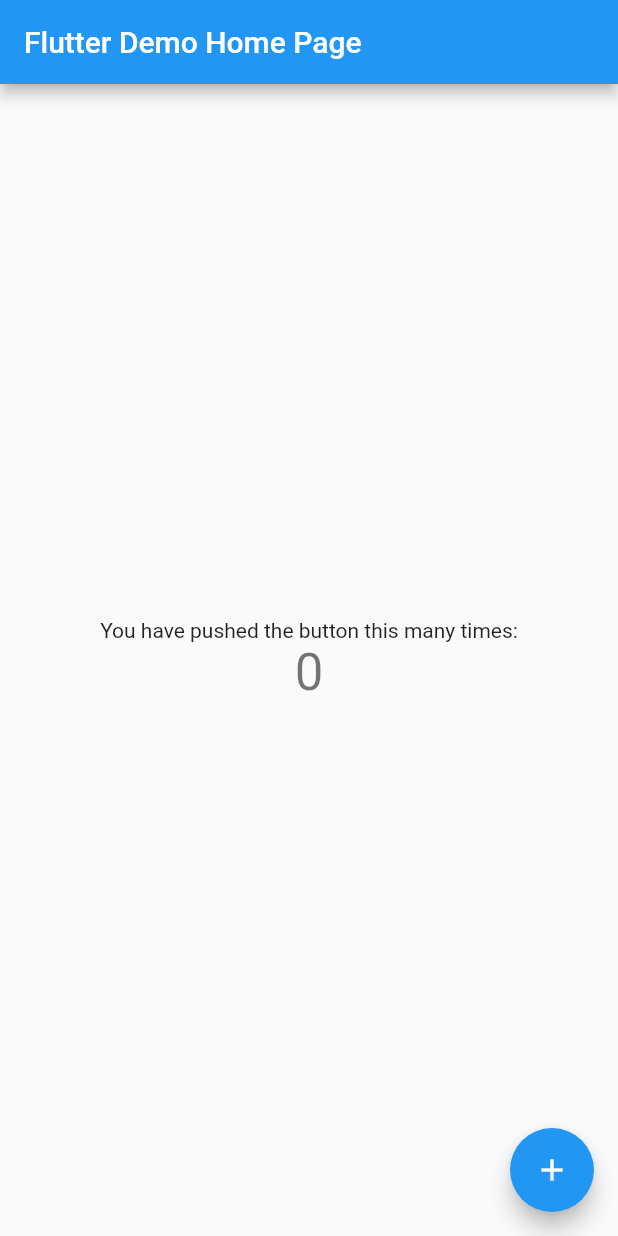
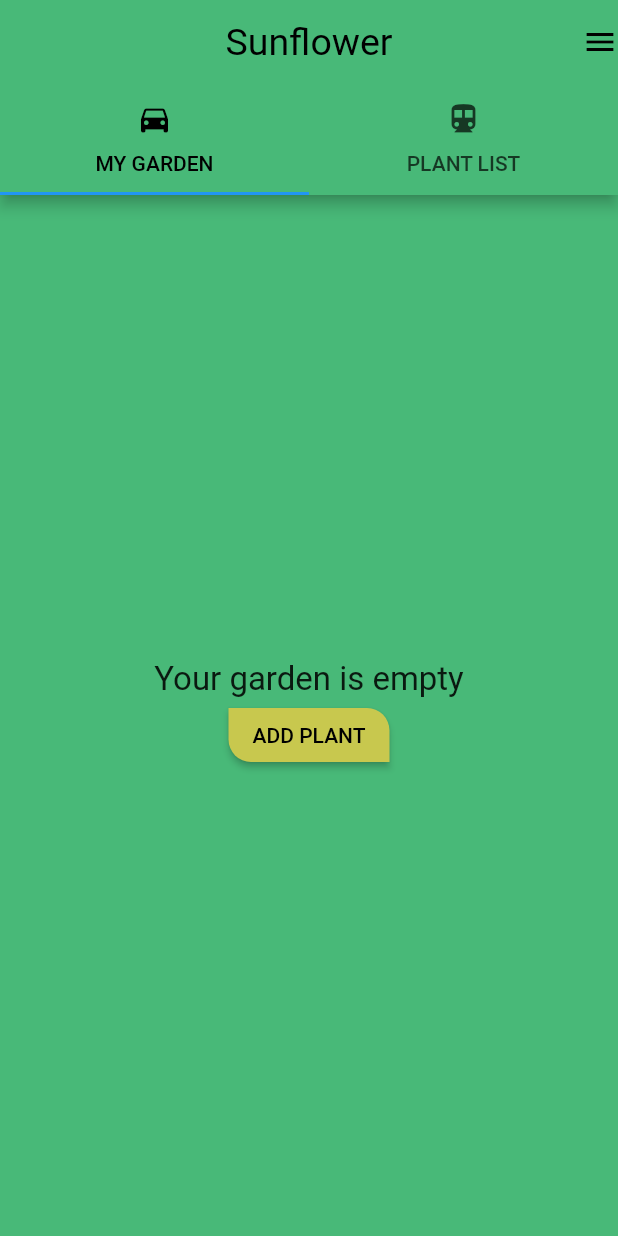
Before and after one commit to ParkJunSoung/flutter_sunflower, a Flutter app: the screen it shows after launch, on a phone screen of 412 x 824 dp. Run offline on Flutter 3.47's test engine with Material 2 defaults, Android fonts, the phone set to English and light mode, and no system bars.

Commit message:
MyGardenPage_뼈대

```diff
--- a/lib/main.dart
+++ b/lib/main.dart
@@ -1,4 +1,5 @@
 import 'package:flutter/material.dart';
+import 'package:flutter_sunflower/ui/Home.dart';
 
 void main() {
   runApp(MyApp());
@@ -11,103 +12,9 @@ class MyApp extends StatelessWidget {
     return MaterialApp(
       title: 'Flutter Demo',
       theme: ThemeData(
-        // This is the theme of your application.
-        //
-        // Try running your application with "flutter run". You'll see the
-        // application has a blue toolbar. Then, without quitting the app, try
-        // changing the primarySwatch below to Colors.green and then invoke
-        // "hot reload" (press "r" in the console where you ran "flutter run",
-        // or simply save your changes to "hot reload" in a Flutter IDE).
-        // Notice that the counter didn't reset back to zero; the application
-        // is not restarted.
         primarySwatch: Colors.blue,
       ),
-      home: MyHomePage(title: 'Flutter Demo Home Page'),
+      home: Home(),
     );
   }
 }
-
-class MyHomePage extends StatefulWidget {
-  MyHomePage({Key key, this.title}) : super(key: key);
-
-  // This widget is the home page of your application. It is stateful, meaning
-  // that it has a State object (defined below) that contains fields that affect
-  // how it looks.
-
-  // This class is the configuration for the state. It holds the values (in this
-  // case the title) provided by the parent (in this case the App widget) and
-  // used by the build method of the State. Fields in a Widget subclass are
-  // always marked "final".
-
-  final String title;
-
-  @override
-  _MyHomePageState createState() => _MyHomePageState();
-}
-
-class _MyHomePageState extends State<MyHomePage> {
-  int _counter = 0;
-
-  void _incrementCounter() {
-    setState(() {
-      // This call to setState tells the Flutter framework that something has
-      // changed in this State, which causes it to rerun the build method below
-      // so that the display can reflect the updated values. If we changed
-      // _counter without calling setState(), then the build method would not be
-      // called again, and so nothing would appear to happen.
-      _counter++;
-    });
-  }
-
-  @override
-  Widget build(BuildContext context) {
-    // This method is rerun every time setState is called, for instance as done
-    // by the _incrementCounter method above.
-    //
-    // The Flutter framework has been optimized to make rerunning build methods
-    // fast, so that you can just rebuild anything that needs updating rather
-    // than having to individually change instances of widgets.
-    return Scaffold(
-      appBar: AppBar(
-        // Here we take the value from the MyHomePage object that was created by
-        // the App.build method, and use it to set our appbar title.
-        title: Text(widget.title),
-      ),
-      body: Center(
-        // Center is a layout widget. It takes a single child and positions it
-        // in the middle of the parent.
-        child: Column(
-          // Column is also a layout widget. It takes a list of children and
-          // arranges them vertically. By default, it sizes itself to fit its
-          // children horizontally, and tries to be as tall as its parent.
-          //
-          // Invoke "debug painting" (press "p" in the console, choose the
-          // "Toggle Debug Paint" action from the Flutter Inspector in Android
-          // Studio, or the "Toggle Debug Paint" command in Visual Studio Code)
-          // to see the wireframe for each widget.
-          //
-          // Column has various properties to control how it sizes itself and
-          // how it positions its children. Here we use mainAxisAlignment to
-          // center the children vertically; the main axis here is the vertical
-          // axis because Columns are vertical (the cross axis would be
-          // horizontal).
-          mainAxisAlignment: MainAxisAlignment.center,
-          children: <Widget>[
-            Text(
-              'You have pushed the button this many times:',
-            ),
-            Text(
-              '$_counter',
-              style: Theme.of(context).textTheme.headline4,
-            ),
-          ],
-        ),
-      ),
-      floatingActionButton: FloatingActionButton(
-        onPressed: _incrementCounter,
-        tooltip: 'Increment',
-        child: Icon(Icons.add),
-      ), // This trailing comma makes auto-formatting nicer for build methods.
-    );
-  }
-}
--- /dev/null
+++ b/lib/ui/Home.dart
@@ -0,0 +1,38 @@
+import 'package:flutter/material.dart';
+import 'package:flutter_sunflower/ui/my_garden_page.dart';
+
+class Home extends StatelessWidget {
+  const Home({Key key}) : super(key: key);
+
+  @override
+  Widget build(BuildContext context) {
+    return MaterialApp(
+      home: DefaultTabController(
+        length: 2,
+        child: Scaffold(
+          appBar: AppBar(
+            actions: [
+              Icon(Icons.menu,color: Colors.black,),
+            ],
+            centerTitle: true,
+            backgroundColor: Color(0xff48b978),
+            bottom: TabBar(
+              labelColor: Colors.black,
+              tabs: [
+                Tab(icon: Icon(Icons.directions_car),text: "MY GARDEN"),
+                Tab(icon: Icon(Icons.directions_transit),text: "PLANT LIST"),
+              ],
+            ),
+            title: Text('Sunflower',style: TextStyle(color: Colors.black,fontSize: 25,fontWeight: FontWeight.normal)),
+          ),
+          body: TabBarView(
+            children: [
+              MyGardenPage(),
+              Icon(Icons.directions_transit),
+            ],
+          ),
+        ),
+      ),
+    );
+  }
+}
--- /dev/null
+++ b/lib/ui/my_garden_page.dart
@@ -0,0 +1,35 @@
+import 'package:flutter/cupertino.dart';
+import 'package:flutter/material.dart';
+
+class MyGardenPage extends StatelessWidget {
+  const MyGardenPage({Key key}) : super(key: key);
+
+  @override
+  Widget build(BuildContext context) {
+    return Container(
+      color: Color(0xff48b978),
+      child: Column(
+        mainAxisAlignment: MainAxisAlignment.center,
+        children: [
+          Text(
+            'Your garden is empty',
+            style: TextStyle(fontSize: 22),
+          ),
+          ElevatedButton(
+            onPressed: () {},
+            child: Text('ADD PLANT',style: TextStyle(color: Colors.black),),
+            style: ButtonStyle(
+                backgroundColor: MaterialStateProperty.all(Color(0xffc8c84e)),
+                shape: MaterialStateProperty.all<RoundedRectangleBorder>(
+                    RoundedRectangleBorder(
+              borderRadius: BorderRadius.only(
+                bottomLeft: Radius.circular(15.0),
+                topRight: Radius.circular(15.0),
+              ),
+            ))),
+          )
+        ],
+      ),
+    );
+  }
+}
```
Also changed, not shown: lib/ui/plat_list_page.dart (added).
